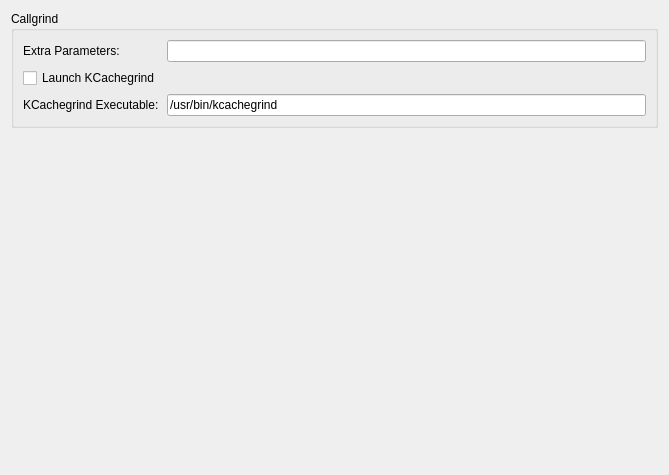
Above: config/ui/callgrindconfig.ui from KDE/kdev-valgrind before the change. Below: the same form after it.
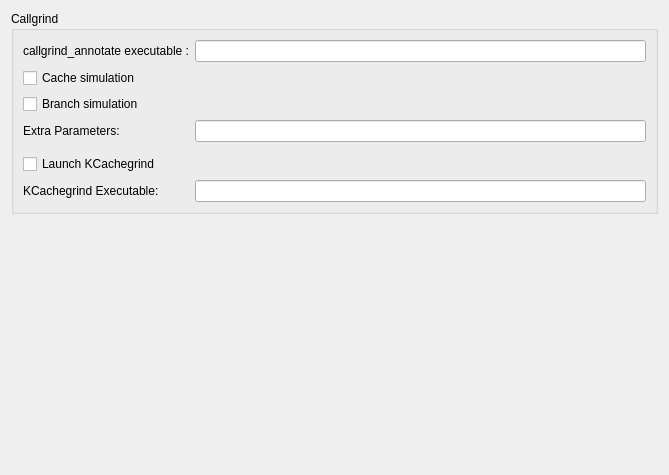
That is the form after the change. Custom widgets are drawn as their Qt base class.

Commit message: Callgrind support achieved, FIXED numerous bugs, Credits mainly to Lucas Sarie

Patch:
```diff
--- a/config/ui/callgrindconfig.ui
+++ b/config/ui/callgrindconfig.ui
@@ -17,21 +17,71 @@
       <string>Callgrind</string>
      </property>
      <layout class="QGridLayout" name="gridLayout">
-      <item row="2" column="0">
+      <item row="7" column="0">
        <widget class="QCheckBox" name="launchKCachegrind">
         <property name="text">
          <string>Launch KCachegrind</string>
         </property>
        </widget>
       </item>
-      <item row="3" column="0">
+      <item row="8" column="0">
        <widget class="QLabel" name="label">
         <property name="text">
          <string>KCachegrind Executable:</string>
         </property>
        </widget>
       </item>
-      <item row="0" column="0">
+      <item row="8" column="1">
+       <widget class="KLineEdit" name="KCachegrindExecutable">
+        <property name="enabled">
+         <bool>true</bool>
+        </property>
+        <property name="text">
+         <string/>
+        </property>
+       </widget>
+      </item>
+      <item row="2" column="0">
+       <widget class="QLabel" name="label_3">
+        <property name="text">
+         <string>callgrind_annotate executable :</string>
+        </property>
+       </widget>
+      </item>
+      <item row="2" column="1">
+       <widget class="QLineEdit" name="CallgrindAnnotateExecutable">
+        <property name="text">
+         <string/>
+        </property>
+       </widget>
+      </item>
+      <item row="4" column="0">
+       <widget class="QCheckBox" name="branchSimulation">
+        <property name="text">
+         <string>Branch simulation</string>
+        </property>
+        <property name="checked">
+         <bool>false</bool>
+        </property>
+       </widget>
+      </item>
+      <item row="3" column="0">
+       <widget class="QCheckBox" name="cacheSimulation">
+        <property name="text">
+         <string>Cache simulation</string>
+        </property>
+        <property name="checked">
+         <bool>false</bool>
+        </property>
+       </widget>
+      </item>
+      <item row="6" column="0">
+       <widget class="KSeparator" name="kseparator"/>
+      </item>
+      <item row="6" column="1">
+       <widget class="KSeparator" name="kseparator_2"/>
+      </item>
+      <item row="5" column="0">
        <widget class="QLabel" name="label_2">
         <property name="text">
          <string>Extra Parameters:</string>
@@ -41,19 +91,9 @@
         </property>
        </widget>
       </item>
-      <item row="0" column="1">
+      <item row="5" column="1">
        <widget class="KLineEdit" name="callgrindParameters"/>
       </item>
-      <item row="3" column="1">
-       <widget class="KLineEdit" name="KCachegrindExecutable">
-        <property name="enabled">
-         <bool>true</bool>
-        </property>
-        <property name="text">
-         <string>/usr/bin/kcachegrind</string>
-        </property>
-       </widget>
-      </item>
      </layout>
     </widget>
    </item>
@@ -78,6 +118,11 @@
    <extends>QLineEdit</extends>
    <header>klineedit.h</header>
   </customwidget>
+  <customwidget>
+   <class>KSeparator</class>
+   <extends>QFrame</extends>
+   <header>kseparator.h</header>
+  </customwidget>
  </customwidgets>
  <resources/>
  <connections/>
```
Lines whose indentation alone changed are shown as unchanged. The commit also changes 48 other files.
